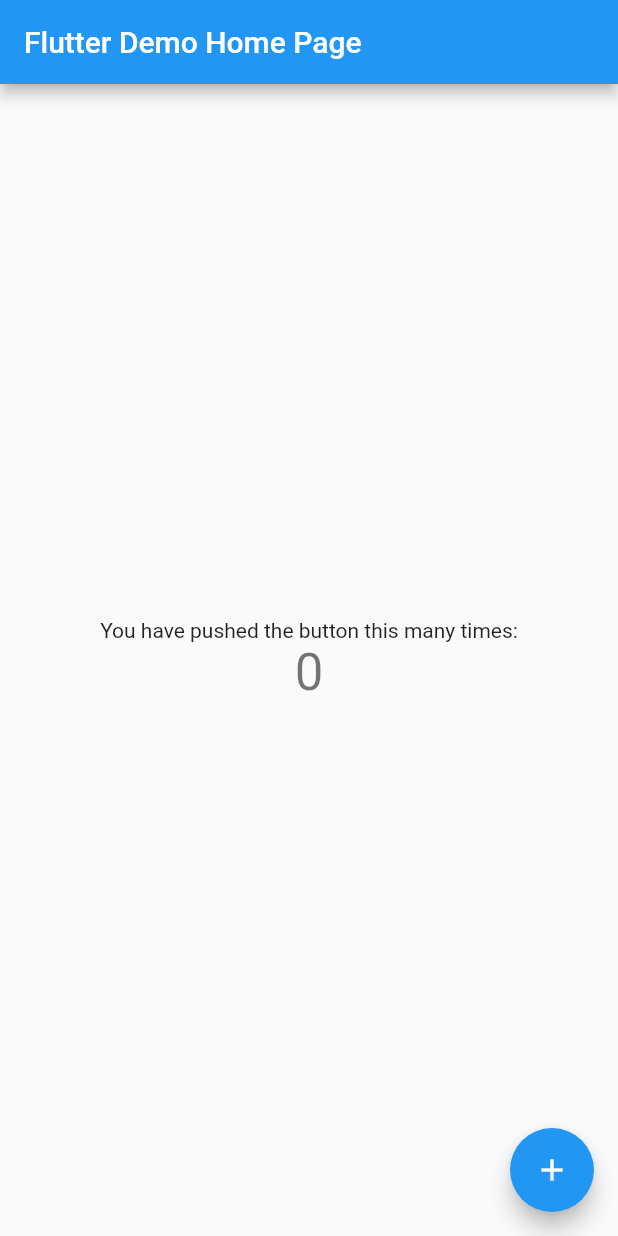
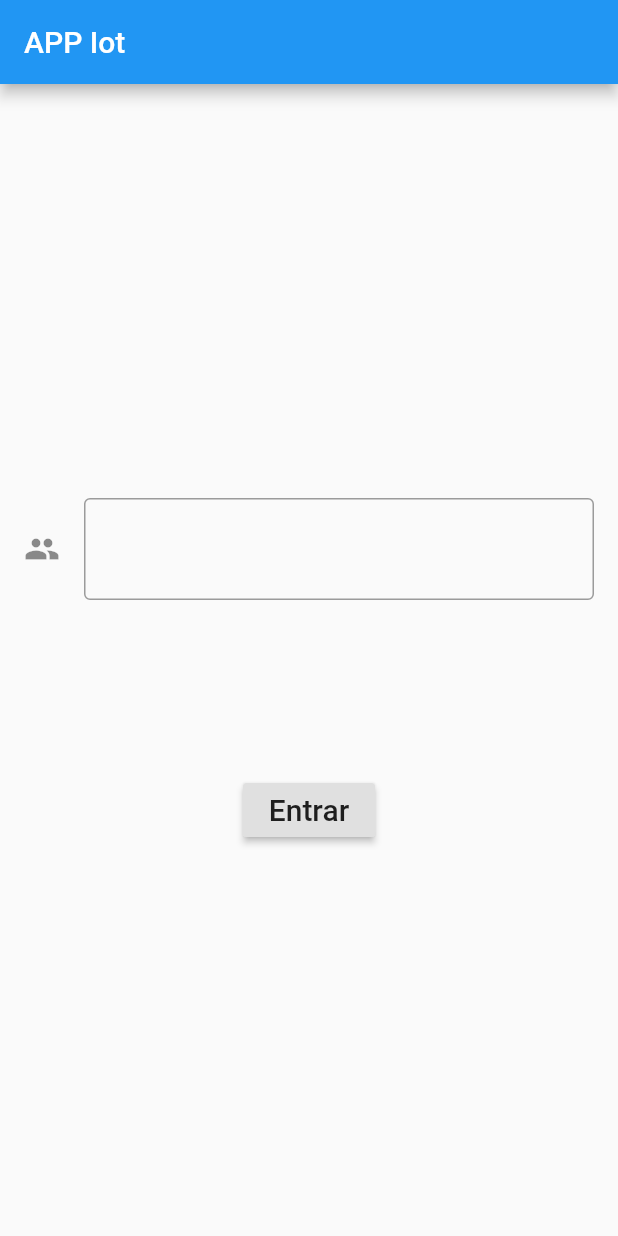
Before and after one commit to Marvin0555/Braco, a Flutter app: the screen it shows after launch, on a phone screen of 412 x 824 dp. Run offline on Flutter 3.47's test engine with Material 2 defaults, Android fonts, the phone set to English and light mode, and no system bars; missing offline and left inert: dart:ffi.

Commit message:
2 commit

```diff
--- a/app_new/lib/main.dart
+++ b/app_new/lib/main.dart
@@ -1,4 +1,8 @@
+import 'dart:convert';
+
+import 'package:app_new/comando.dart';
 import 'package:flutter/material.dart';
+import 'package:http/http.dart' as http;
 
 void main() {
   runApp(MyApp());
@@ -9,39 +13,17 @@
   @override
   Widget build(BuildContext context) {
     return MaterialApp(
-      title: 'Flutter Demo',
       theme: ThemeData(
-        // This is the theme of your application.
-        //
-        // Try running your application with "flutter run". You'll see the
-        // application has a blue toolbar. Then, without quitting the app, try
-        // changing the primarySwatch below to Colors.green and then invoke
-        // "hot reload" (press "r" in the console where you ran "flutter run",
-        // or simply save your changes to "hot reload" in a Flutter IDE).
-        // Notice that the counter didn't reset back to zero; the application
-        // is not restarted.
         primarySwatch: Colors.blue,
-        // This makes the visual density adapt to the platform that you run
-        // the app on. For desktop platforms, the controls will be smaller and
-        // closer together (more dense) than on mobile platforms.
         visualDensity: VisualDensity.adaptivePlatformDensity,
       ),
-      home: MyHomePage(title: 'Flutter Demo Home Page'),
+      home: MyHomePage(title: 'APP Iot'),
     );
   }
 }
 
 class MyHomePage extends StatefulWidget {
   MyHomePage({Key key, this.title}) : super(key: key);
-
-  // This widget is the home page of your application. It is stateful, meaning
-  // that it has a State object (defined below) that contains fields that affect
-  // how it looks.
-
-  // This class is the configuration for the state. It holds the values (in this
-  // case the title) provided by the parent (in this case the App widget) and
-  // used by the build method of the State. Fields in a Widget subclass are
-  // always marked "final".
 
   final String title;
 
@@ -50,68 +32,47 @@
 }
 
 class _MyHomePageState extends State<MyHomePage> {
+  final TextEditingController _controllerLogin = TextEditingController();
   int _counter = 0;
+  static const _base = 'https://marcos-bb52f.firebaseio.com/';
+  Future<void> _incrementCounter() async {
+    final respone = await http.patch(
+      "$_base/users/-MII18GhE6d5jhRu6gVO.json",
+      body: json.encode({'name': 'weqwyye', 'email': 'ryr'}),
+    );
 
-  void _incrementCounter() {
-    setState(() {
-      // This call to setState tells the Flutter framework that something has
-      // changed in this State, which causes it to rerun the build method below
-      // so that the display can reflect the updated values. If we changed
-      // _counter without calling setState(), then the build method would not be
-      // called again, and so nothing would appear to happen.
-      _counter++;
-    });
+    final id = json.decode(respone.body)['name'];
+    print(json.decode(respone.body));
   }
 
   @override
   Widget build(BuildContext context) {
-    // This method is rerun every time setState is called, for instance as done
-    // by the _incrementCounter method above.
-    //
-    // The Flutter framework has been optimized to make rerunning build methods
-    // fast, so that you can just rebuild anything that needs updating rather
-    // than having to individually change instances of widgets.
     return Scaffold(
         appBar: AppBar(
-        // Here we take the value from the MyHomePage object that was created by
-        // the App.build method, and use it to set our appbar title.
           title: Text(widget.title),
         ),
         body: Center(
-        // Center is a layout widget. It takes a single child and positions it
-        // in the middle of the parent.
-        child: Column(
-          // Column is also a layout widget. It takes a list of children and
-          // arranges them vertically. By default, it sizes itself to fit its
-          // children horizontally, and tries to be as tall as its parent.
-          //
-          // Invoke "debug painting" (press "p" in the console, choose the
-          // "Toggle Debug Paint" action from the Flutter Inspector in Android
-          // Studio, or the "Toggle Debug Paint" command in Visual Studio Code)
-          // to see the wireframe for each widget.
-          //
-          // Column has various properties to control how it sizes itself and
-          // how it positions its children. Here we use mainAxisAlignment to
-          // center the children vertically; the main axis here is the vertical
-          // axis because Columns are vertical (the cross axis would be
-          // horizontal).
-          mainAxisAlignment: MainAxisAlignment.center,
-          children: <Widget>[
-            Text(
-              'You have pushed the button this many times:',
+            child: Column(mainAxisSize: MainAxisSize.min, children: <Widget>[
+          Padding(
+            padding: const EdgeInsets.all(16.0),
+            child: TextField(
+                style: TextStyle(fontSize: 24.0),
+                decoration: InputDecoration(
+                  border: OutlineInputBorder(),
+                  icon: Icon(Icons.people),
                 ),
-            Text(
-              '$_counter',
-              style: Theme.of(context).textTheme.headline4,
+                controller: _controllerLogin),
           ),
-          ],
+          SizedBox(
+            height: 100.0,
           ),
+          RaisedButton(
+            onPressed: () {
+              Navigator.of(context)
+                  .push(MaterialPageRoute(builder: (context) => HomeScreen()));
+            },
+            child: const Text('Entrar', style: TextStyle(fontSize: 20)),
           ),
-      floatingActionButton: FloatingActionButton(
-        onPressed: _incrementCounter,
-        tooltip: 'Increment',
-        child: Icon(Icons.add),
-      ), // This trailing comma makes auto-formatting nicer for build methods.
-    );
+        ])));
   }
 }
--- a/app_new/pubspec.yaml
+++ b/app_new/pubspec.yaml
@@ -32,6 +32,7 @@
 dev_dependencies:
   flutter_test:
     sdk: flutter
+  http:
 
 # For information on the generic Dart part of this file, see the
 # following page: https://dart.dev/tools/pub/pubspec
```
Also changed, not shown: app_new/lib/comando.dart (added, +101 -0 lines), app_new/pubspec.lock. Lines whose indentation alone changed are shown as unchanged.
